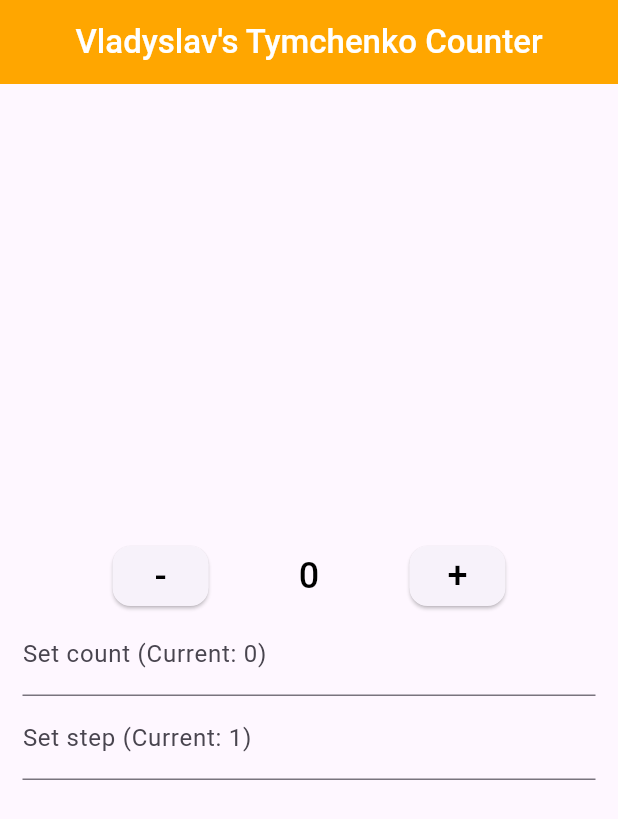
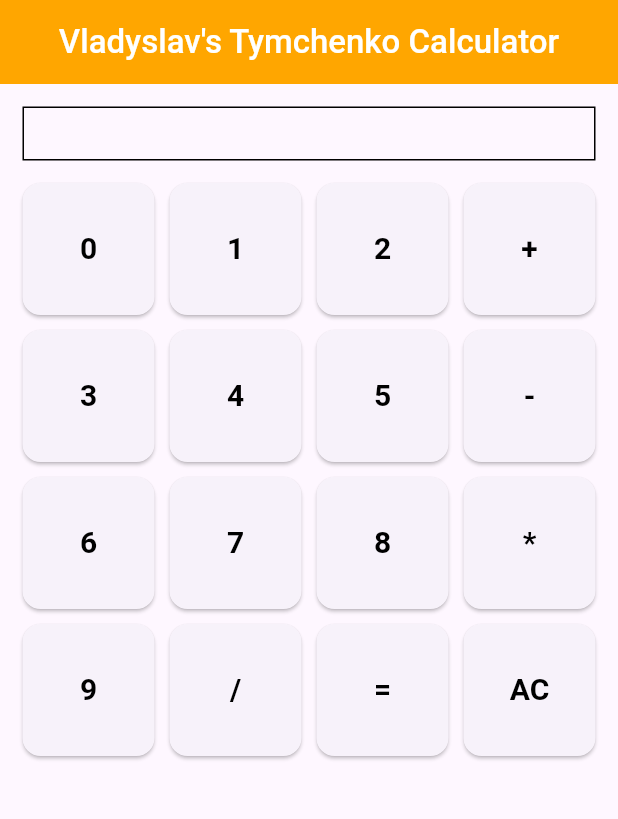
Before and after one commit to whatislove23/flutter, a Flutter app: the screen it shows after launch, on a phone screen of 412 x 824 dp. Shown: the top 819 px of the screen. Run offline on Flutter 3.47's test engine with Material 3 defaults, Android fonts, the light colour scheme and no system bars.

Commit message:
Switched from counter to Calculator

```diff
--- a/lib/calculator.dart
+++ b/lib/calculator.dart
@@ -1,18 +1,46 @@
 export "calculator.dart";
 
 class Calculator {
-  num _result;
-  late int _firstValue, _secondValue;
+  //private fields
+  String _firstNumber;
+  String _secondNumber;
   String _curentOperation;
-  Calculator({num initialResult = 0, String initialOperation = ""})
-      : _result = initialResult,
-        _curentOperation = initialOperation;
-  set operation(String operation) => _curentOperation = operation;
-  set firstValue(int number) => _firstValue = number;
-  set secondValue(int number) => _secondValue = number;
-  int get firstValue => _firstValue;
-  int get secondValue => _firstValue;
-  num get result => _result;
-  String get operation => _curentOperation;
-  void calculate() {}
+  // constructor & named parametrs
+  Calculator(
+      {String firstNumber = "",
+      String secondNumber = "",
+      String curentOperation = ""})
+      : _curentOperation = curentOperation,
+        _secondNumber = secondNumber,
+        _firstNumber = firstNumber;
+
+  //getters
+  String get firstNumber => _firstNumber;
+  String get secondNumber => _secondNumber;
+  String get curentOperation => _curentOperation;
+  //setters
+  set firstNumber(String newVal) => _firstNumber = newVal;
+  set secondNumber(String newVal) => _secondNumber = newVal;
+  set curentOperation(String newVal) => _curentOperation = newVal;
+
+  String calculate() {
+    num result = 0;
+    num firstNumber = num.parse(_firstNumber);
+    num secondNumber = num.parse(_secondNumber);
+    switch (_curentOperation) {
+      case "+":
+        result = firstNumber + secondNumber;
+        break;
+      case "-":
+        result = firstNumber - secondNumber;
+        break;
+      case "*":
+        result = firstNumber * secondNumber;
+        break;
+      case "/":
+        result = firstNumber / secondNumber;
+        break;
+    }
+    return result.toString();
+  }
 }
--- a/lib/counter.dart
+++ /dev/null
@@ -1,23 +0,0 @@
-export 'counter.dart';
-
-class Counter {
-  int _step; //private field
-  int _result; //private field
-  //Constructor && named parametrs
-  Counter({int result = 0, int step = 1})
-      : _result = result,
-        _step = step;
-  void increment() {
-    _result += _step;
-  }
-
-  void decrement() {
-    _result -= _step;
-  }
-
-  // getters && setters
-  set step(int newStep) => _step = newStep;
-  set result(int newResult) => _result = newResult;
-  int get currentStep => _step;
-  int get currentResult => _result;
-}
--- a/lib/main.dart
+++ b/lib/main.dart
@@ -1,5 +1,5 @@
 import 'package:flutter/material.dart';
-import 'counter.dart';
+import 'calculator.dart';
 
 void main() {
   runApp(const MainApp()); // const MainApp()
@@ -12,36 +12,80 @@ class MainApp extends StatefulWidget {
 }
 
 class MainAppState extends State<MainApp> {
-  int step = 1;
-  int res = 0;
-  final counter = Counter(step: 1, result: 23);
-  void increment() {
-    counter.increment();
+  final calc = Calculator();
+  String firstVal = "";
+  String secondVal = "";
+  String operation = "";
+
+  void wipeFields() {
+    calc.curentOperation = "";
+    calc.firstNumber = "";
+    calc.secondNumber = "";
     setState(() {
-      res = counter.currentResult;
+      firstVal = "";
+      operation = "";
+      secondVal = "";
     });
   }
 
-  void decrement() {
-    counter.decrement();
+  void helper(String value) {
+    int? isNumber = int.tryParse(value);
+    if ((firstVal.isNotEmpty && secondVal.isEmpty) &&
+        (value == "-" || value == "+" || value == "*" || value == "/")) {
+      calc.curentOperation = value;
       setState(() {
-      res = counter.currentResult;
+        operation = value;
       });
+      return;
+    }
+    if (operation.isEmpty && isNumber != null) {
+      calc.firstNumber += value;
+      setState(() {
+        firstVal += value;
+      });
+      return;
+    }
+    if (operation.isNotEmpty && isNumber != null) {
+      calc.secondNumber += value;
+      setState(() {
+        secondVal += value;
+      });
+      return;
+    }
+    if (value == "AC") {
+      wipeFields();
+      return;
+    }
+    if (value == "=" && firstVal.isNotEmpty && secondVal.isNotEmpty) {
+      String temp = calc.calculate();
+      wipeFields();
+      calc.firstNumber = temp;
+      setState(() {
+        firstVal = temp;
+      });
+      return;
+    }
   }
 
-  void setStep(String newStep) {
-    counter.step = int.parse(newStep);
-    setState(() {
-      step = counter.currentStep;
-    });
-  }
-
-  void setCounter(String newCount) {
-    counter.result = int.parse(newCount);
-    setState(() {
-      res = counter.currentResult;
-    });
-  }
+//Why this way? - The instance member 'helper' can't be accessed in an initializer.
+  dynamic initializeButtons() => [
+        {"value": "0", "function": helper},
+        {"value": "1", "function": helper},
+        {"value": "2", "function": helper},
+        {"value": "+", "function": helper},
+        {"value": "3", "function": helper},
+        {"value": "4", "function": helper},
+        {"value": "5", "function": helper},
+        {"value": "-", "function": helper},
+        {"value": "6", "function": helper},
+        {"value": "7", "function": helper},
+        {"value": "8", "function": helper},
+        {"value": "*", "function": helper},
+        {"value": "9", "function": helper},
+        {"value": "/", "function": helper},
+        {"value": "=", "function": helper},
+        {"value": "AC", "function": helper},
+      ];
 
   @override
   Widget build(BuildContext context) {
@@ -49,7 +93,7 @@ class MainAppState extends State<MainApp> {
         home: Scaffold(
             appBar: AppBar(
               title: const Text(
-                "Vladyslav's Tymchenko Counter",
+                "Vladyslav's Tymchenko Calculator",
                 style: TextStyle(
                     color: Color.fromARGB(255, 255, 255, 255),
                     fontWeight: FontWeight.w500),
@@ -57,70 +101,64 @@ class MainAppState extends State<MainApp> {
               backgroundColor: const Color.fromARGB(255, 255, 166, 0),
               centerTitle: true,
             ),
-            body: Column(
+            body: Padding(
+                padding: const EdgeInsets.all(15),
+                child: Column(
+                  crossAxisAlignment: CrossAxisAlignment.center,
+                  children: [
+                    Container(
+                      decoration: BoxDecoration(
+                        border: Border.all(
+                            color: const Color.fromARGB(255, 0, 0, 0)),
+                      ),
+                      child: Row(
                         mainAxisAlignment: MainAxisAlignment.center,
                         children: [
-                Padding(
-                    padding: const EdgeInsets.all(15),
-                    child: Wrap(
-                      alignment: WrapAlignment.center,
+                          Text(
+                            firstVal,
+                            style: const TextStyle(
+                                fontSize: 24, fontWeight: FontWeight.w500),
+                          ),
+                          Text(
+                            operation,
+                            style: const TextStyle(
+                                fontSize: 24, fontWeight: FontWeight.w500),
+                          ),
+                          Text(
+                            secondVal,
+                            style: const TextStyle(
+                                fontSize: 24, fontWeight: FontWeight.w500),
+                          )
+                        ],
+                      ),
+                    ),
+                    const SizedBox(height: 15),
+                    Expanded(
+                      child: GridView.count(
+                          crossAxisCount: 4,
+                          mainAxisSpacing: 10,
+                          crossAxisSpacing: 10,
                           children: [
-                        Row(
-                          mainAxisAlignment: MainAxisAlignment.spaceEvenly,
-                          children: [
+                            ...initializeButtons().map((button) =>
                                 ElevatedButton(
-                                onPressed: decrement,
+                                    onPressed: () =>
+                                        button["function"](button["value"]),
                                     style: ElevatedButton.styleFrom(
+                                      padding: const EdgeInsets.all(5),
                                       shape: RoundedRectangleBorder(
                                         borderRadius: BorderRadius.circular(12),
                                       ),
                                     ),
-                                child: const Text(
-                                  '-',
-                                  style: TextStyle(
-                                      fontSize: 24,
-                                      fontWeight: FontWeight.w500,
-                                      color: Colors.black),
-                                )),
-                            Text(
-                              '$res',
+                                    child: Text(
+                                      button["value"].toString(),
                                       style: const TextStyle(
-                                  fontSize: 24,
-                                  fontWeight: FontWeight.w500,
-                                  color: Colors.black),
+                                          color: Colors.black,
+                                          fontSize: 20,
+                                          fontWeight: FontWeight.w700),
+                                    )))
+                          ]),
                     ),
-                            ElevatedButton(
-                                onPressed: increment,
-                                style: ElevatedButton.styleFrom(
-                                  shape: RoundedRectangleBorder(
-                                    borderRadius: BorderRadius.circular(12),
-                                  ),
-                                ),
-                                child: const Text(
-                                  '+',
-                                  style: TextStyle(
-                                      fontSize: 24,
-                                      fontWeight: FontWeight.w500,
-                                      color: Colors.black),
-                                )),
                   ],
-                        ),
-                        TextField(
-                          onSubmitted: setCounter,
-                          keyboardType: TextInputType.number,
-                          decoration: InputDecoration(
-                              labelText: "Set count (Current: $res)"),
-                        ),
-                        TextField(
-                            onSubmitted: setStep,
-                            keyboardType: TextInputType.number,
-                            decoration: InputDecoration(
-                              labelText: "Set step (Current: $step)",
-                              fillColor: Colors.white,
-                            ))
-                      ],
-                    ))
-              ],
-            )));
+                ))));
   }
 }
```
Lines whose indentation alone changed are shown as unchanged.
